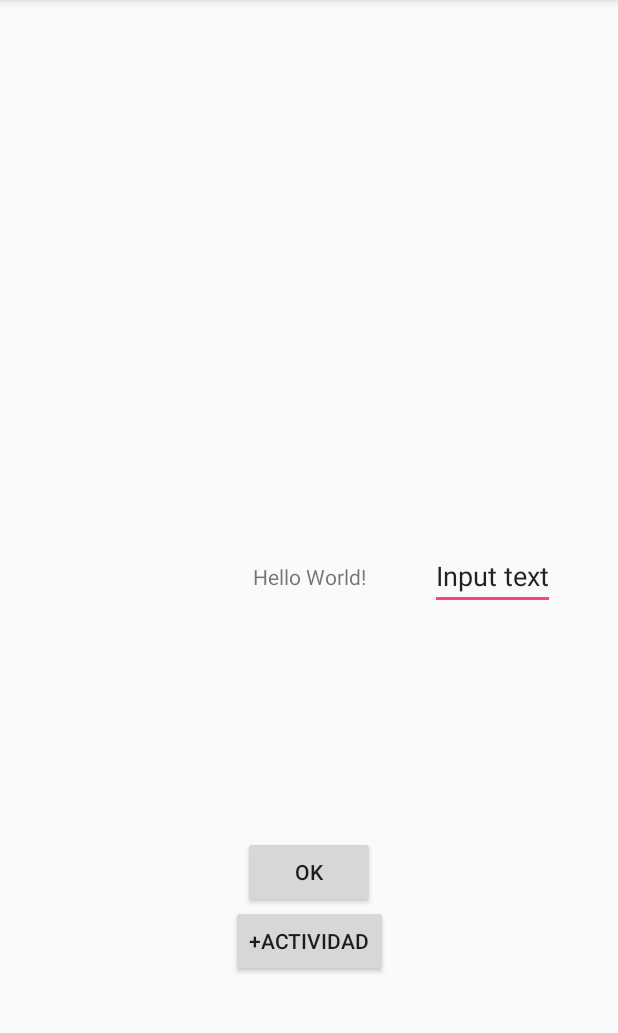
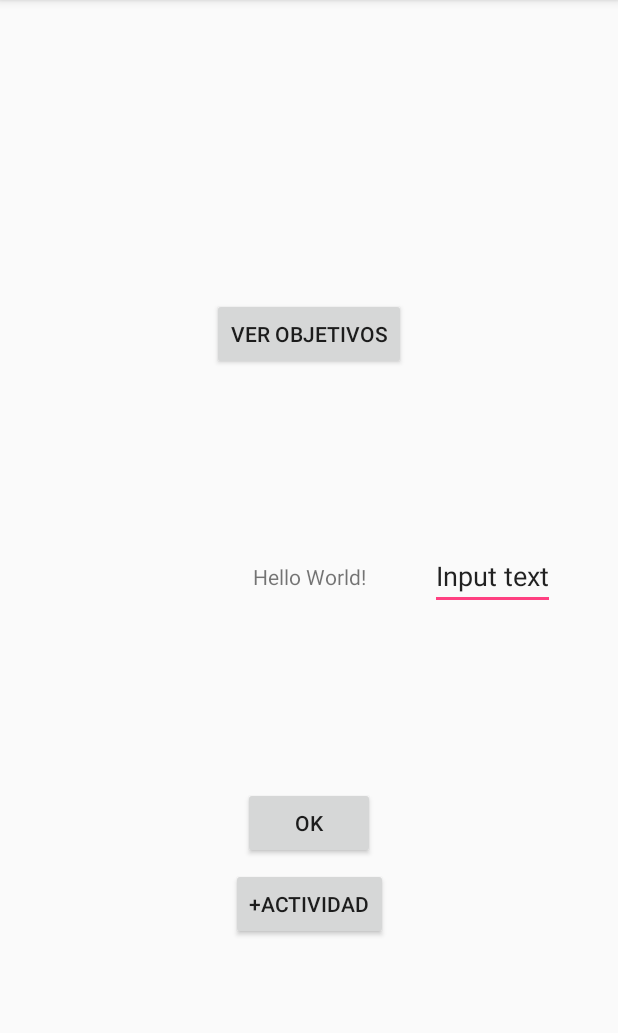
Before and after one commit to hugo-chavar/TDP1_pruebas, an Android app: the screen it shows after launch (MainActivity), on a phone screen of 412 x 824 dp, the part 84-1117 px from its top. Run offline under Robolectric (Android 15) with nearby library versions, the phone set to English and light mode, and no system bars.

Commit message:
Agrego Activity para ver objetivos

```diff
--- a/app/src/main/AndroidManifest.xml
+++ b/app/src/main/AndroidManifest.xml
@@ -17,7 +17,8 @@
             </intent-filter>
         </activity>
         <activity android:name=".DisplayMessageActivity" />
-        <activity android:name=".AgregarActividadActivity"></activity>
+        <activity android:name=".AgregarActividadActivity" />
+        <activity android:name=".VerObjetivosActivity"></activity>
     </application>
 
 </manifest>
--- a/app/src/main/res/layout/activity_agregar_actividad.xml
+++ b/app/src/main/res/layout/activity_agregar_actividad.xml
@@ -160,7 +160,8 @@
             android:layout_height="wrap_content"
             android:text="Agregar actividad"
             app:layout_constraintTop_toBottomOf="@+id/spinnerObjetivos"
-            app:layout_constraintLeft_toLeftOf="@+id/spinnerObjetivos"/>
+            app:layout_constraintLeft_toLeftOf="@+id/spinnerObjetivos"
+            android:onClick="agregarActividad"/>
 
     </android.support.constraint.ConstraintLayout>
 
--- a/app/src/main/res/layout/activity_main.xml
+++ b/app/src/main/res/layout/activity_main.xml
@@ -41,7 +41,8 @@
         app:layout_constraintLeft_toLeftOf="parent"
         android:layout_marginTop="8dp"
         app:layout_constraintTop_toBottomOf="@+id/textView"
-        android:onClick="se_clickeo"/>
+        android:onClick="se_clickeo"
+        app:layout_constraintVertical_bias="0.395" />
 
     <Button
         android:id="@+id/agregar_actividad_button"
@@ -56,6 +57,22 @@
         app:layout_constraintLeft_toLeftOf="parent"
         android:layout_marginTop="100dp"
         app:layout_constraintTop_toBottomOf="@+id/textView"
-        android:onClick="irAAgregarActividad"/>
+        android:onClick="irAAgregarActividad"
+        app:layout_constraintVertical_bias="0.388" />
+
+    <Button
+        android:id="@+id/ver_objetivos_button"
+        android:layout_width="wrap_content"
+        android:layout_height="wrap_content"
+        android:text="Ver Objetivos"
+        android:onClick="irAVerObjetivos"
+        app:layout_constraintTop_toTopOf="parent"
+        android:layout_marginTop="78dp"
+        android:layout_marginBottom="8dp"
+        app:layout_constraintBottom_toTopOf="@+id/textView"
+        android:layout_marginLeft="8dp"
+        app:layout_constraintLeft_toLeftOf="parent"
+        android:layout_marginRight="8dp"
+        app:layout_constraintRight_toRightOf="parent" />
 
 </android.support.constraint.ConstraintLayout>
```
Also changed, not shown: app/src/main/java/com/example/nfc/tdp1_app_prueba/AgregarActividadActivity.java (+3 -6 lines), app/src/main/java/com/example/nfc/tdp1_app_prueba/MainActivity.java (+12 -0 lines), app/src/main/java/com/example/nfc/tdp1_app_prueba/VerObjetivosActivity.java (added, +33 -0 lines), app/src/main/res/layout/activity_ver_objetivos.xml (added, +11 -0 lines).
